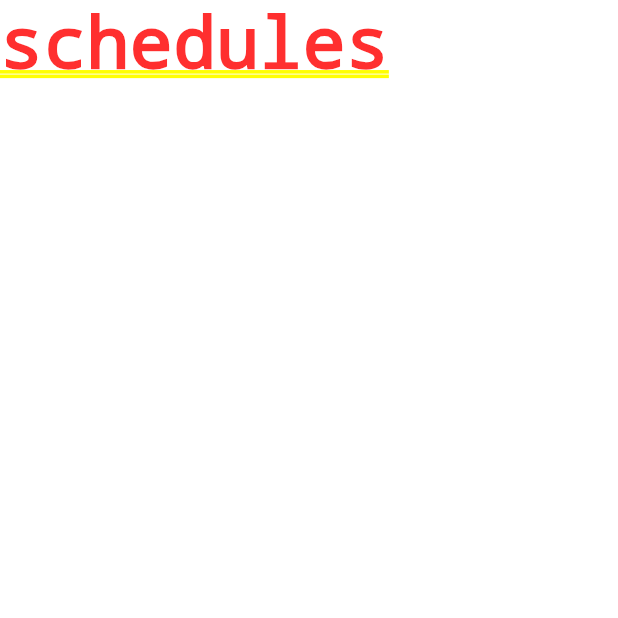
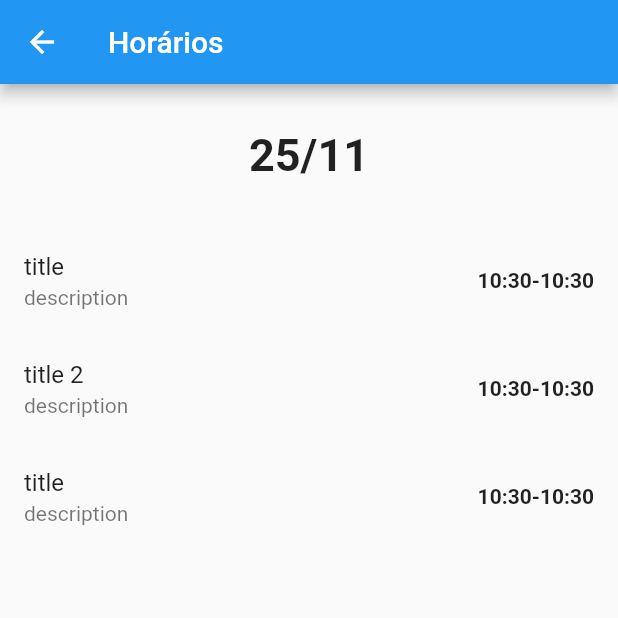
Before and after one commit to ArthurImmich/AplicativoSI, a Flutter app: the screen it shows after launch, after a tap on "Horários", on a phone screen of 412 x 824 dp, the top half of it. Run offline on Flutter 3.47's test engine with Material 2 defaults, Android fonts, the phone set to English and light mode, and no system bars; network calls fail.

Commit message:
Adiciona telas contatos, arquivos e horários.

```diff
--- /dev/null
+++ b/lib/models/file.model.dart
@@ -0,0 +1,22 @@
+typedef Json = Map<String, dynamic>;
+
+class File {
+  String name;
+  String description;
+  late bool downloaded;
+
+  File({
+    required this.name,
+    required this.description,
+    this.downloaded = false,
+  });
+
+  File.fromJson(Json json)
+      : name = json['name'],
+        description = json['description'];
+
+  Json get json => {
+        'name': name,
+        'description': description,
+      };
+}
--- /dev/null
+++ b/lib/models/shedule.model.dart
@@ -0,0 +1,28 @@
+typedef Json = Map<String, dynamic>;
+
+class Schedule {
+  String title;
+  String description;
+  DateTime timeStart;
+  DateTime timeEnd;
+
+  Schedule({
+    required this.title,
+    required this.description,
+    required this.timeStart,
+    required this.timeEnd,
+  });
+
+  Schedule.fromJson(Json json)
+      : title = json['title'],
+        description = json['description'],
+        timeStart = json['timeStart'],
+        timeEnd = json['timeEnd'];
+
+  Json get json => {
+        'title': title,
+        'description': description,
+        'timeStart': timeStart,
+        'timeEnd': timeEnd,
+      };
+}
--- a/lib/pages/home.screen.dart
+++ b/lib/pages/home.screen.dart
@@ -134,7 +134,7 @@ class _HomeState extends State<Home> {
                   ),
                   InkResponse(
                     onTap: () => (Router.of(context).routerDelegate as Delegate)
-                        .push(schedulesPageConfig),
+                        .push(contactsPageConfig),
                     child: Card(
                       clipBehavior: Clip.antiAliasWithSaveLayer,
                       borderOnForeground: true,
--- a/lib/pages/schedules.screen.dart
+++ b/lib/pages/schedules.screen.dart
@@ -1,10 +1,67 @@
 import 'package:flutter/material.dart';
+import 'package:aplicativosi/models/shedule.model.dart';
 
 class Schedules extends StatelessWidget {
   const Schedules({Key? key}) : super(key: key);
 
   @override
   Widget build(BuildContext context) {
-    return const Text('schedules');
+    List<Schedule> schedule = [
+      Schedule(
+          title: "title",
+          description: "description",
+          timeStart: DateTime.now(),
+          timeEnd: DateTime.now()),
+      Schedule(
+          title: "title 2",
+          description: "description",
+          timeStart: DateTime.now(),
+          timeEnd: DateTime.now())
+    ];
+
+    schedule.add(new Schedule(
+        title: "title",
+        description: "description",
+        timeStart: DateTime.now(),
+        timeEnd: DateTime.now()));
+
+    return Scaffold(
+      appBar: AppBar(
+        title: Text("Horários"),
+      ),
+      body: Column(
+        children: [
+          Container(
+            margin: EdgeInsets.all(30),
+            child: Text(
+              DateTime.now().day.toString() +
+                  "/" +
+                  DateTime.now().month.toString(),
+              style: TextStyle(fontWeight: FontWeight.bold, fontSize: 30),
+            ),
+          ),
+          Expanded(
+            child: ListView.builder(
+              itemCount: schedule.length,
+              itemBuilder: (context, i) {
+                return ListTile(
+                  title: Text(schedule[i].title),
+                  subtitle: Text(schedule[i].description),
+                  trailing: Text(
+                      schedule[i].timeStart.hour.toString() +
+                          ":" +
+                          schedule[i].timeStart.minute.toString() +
+                          "-" +
+                          schedule[i].timeEnd.hour.toString() +
+                          ":" +
+                          schedule[i].timeEnd.minute.toString(),
+                      style: TextStyle(fontWeight: FontWeight.bold)),
+                );
+              },
+            ),
+          ),
+        ],
+      ),
+    );
   }
 }
```
Also changed, not shown: lib/models/contact.model.dart (added, +24 -0 lines), lib/pages/contacts.screen.dart (+43 -1 lines), lib/pages/files.screen.dart (+53 -2 lines).
